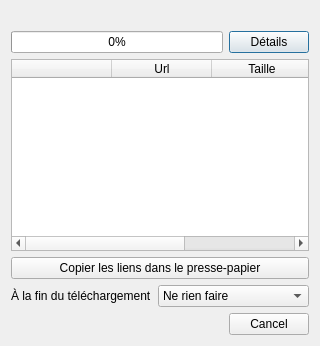
Qt form ui/batchwindow.ui (XanderMld/imgbrd-grabber) before a commit.
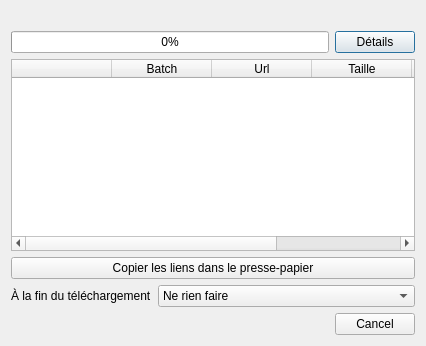
The same form after that commit. Icons and pictures are not drawn.

Commit message: * Speed for each downloading image and total speed during batch downloads. * Differentiation between errors and 404s (issue #83). * Choose to close the batch download window or not when finished (issue #83). * New column in batch download list which informs of the image's batch (issue #83). * Fixed the advanced search window. * Added an "Open log" button to open the log file in the default text editor.

What changed in the file:
```diff
--- a/ui/batchwindow.ui
+++ b/ui/batchwindow.ui
@@ -6,7 +6,7 @@
    <rect>
     <x>0</x>
     <y>0</y>
-    <width>320</width>
+    <width>426</width>
     <height>346</height>
    </rect>
   </property>
@@ -103,6 +103,11 @@
           <string/>
          </property>
         </column>
+        <column>
+         <property name="text">
+          <string>Batch</string>
+         </property>
+        </column>
         <column>
          <property name="text">
           <string>Url</string>
```
Left out of the diff: 5 changed lines with no effect on the pictures. The commit also changes 8 other files.
